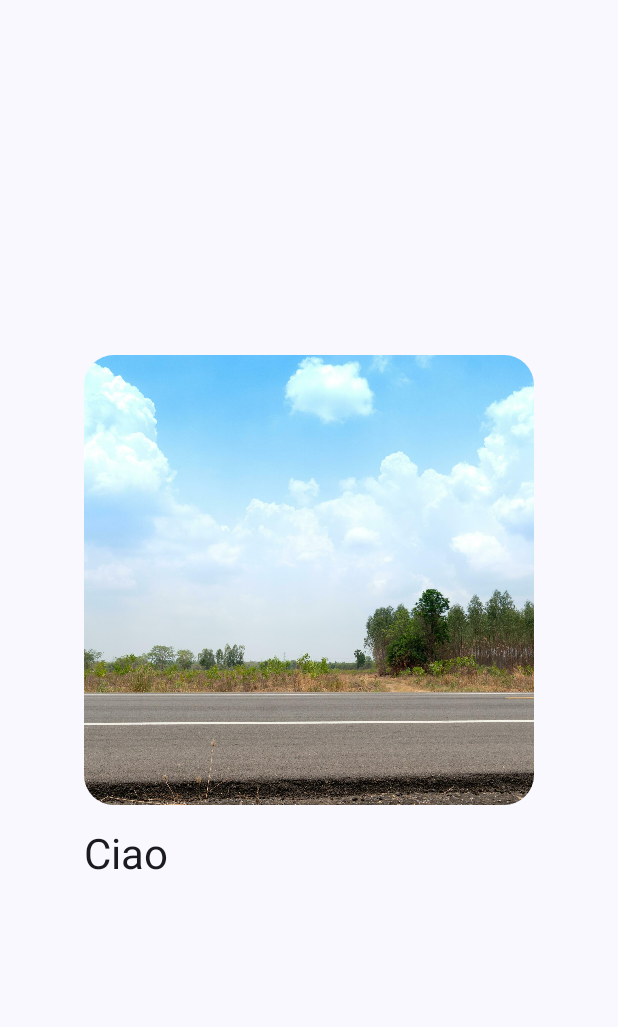
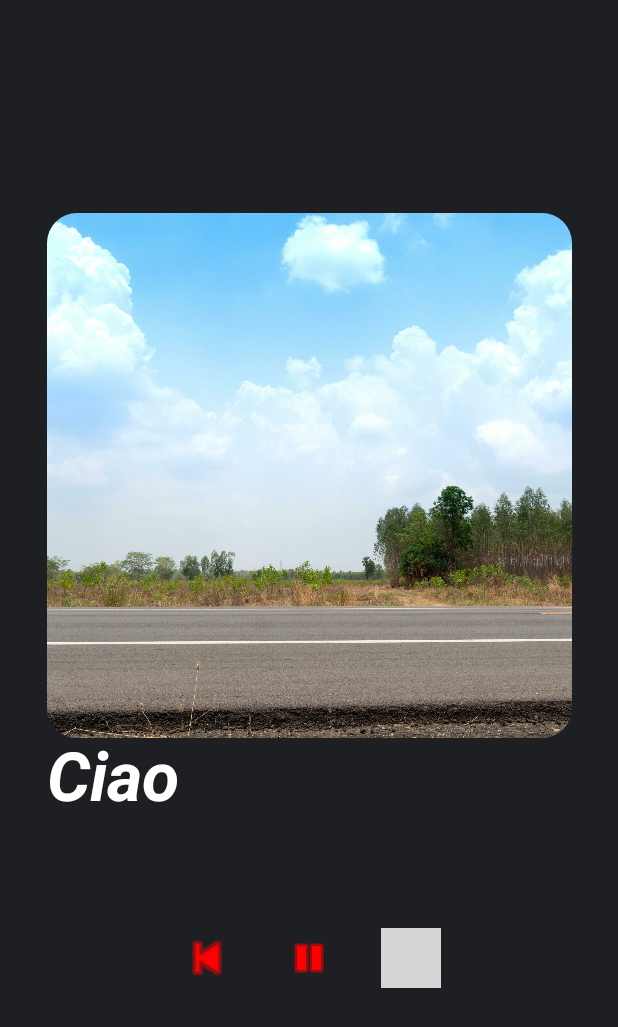
Before and after one commit to gigiar02/SpotifyDeiPoveri, an Android app built with Jetpack Compose: the @Preview function GreetingPreview2, on a phone screen of 412 x 824 dp. Shown: the top 1027 px of the screen. Run offline under Robolectric (Android 15) with nearby library versions, the phone set to English and light mode, and no system bars; 2 statements that could not run were skipped; grey boxes are pictures that could not be loaded.

Commit message:
Aggiunta schermata song activity per ascoltare una canzone in particolare

```diff
--- a/app/src/main/java/com/example/gift/SoundActivity.kt
+++ b/app/src/main/java/com/example/gift/SoundActivity.kt
@@ -1,17 +1,25 @@
 package com.example.gift
 
+import android.os.Build
 import android.os.Bundle
+import android.os.Parcel
+import android.os.Parcelable
 import androidx.activity.ComponentActivity
 import androidx.activity.compose.setContent
 import androidx.activity.enableEdgeToEdge
+import androidx.annotation.RequiresApi
 import androidx.compose.foundation.Image
 import androidx.compose.foundation.layout.Arrangement
 import androidx.compose.foundation.layout.Column
+import androidx.compose.foundation.layout.Row
 import androidx.compose.foundation.layout.fillMaxSize
 import androidx.compose.foundation.layout.fillMaxWidth
+import androidx.compose.foundation.layout.height
 import androidx.compose.foundation.layout.padding
 import androidx.compose.foundation.layout.size
 import androidx.compose.foundation.shape.RoundedCornerShape
+import androidx.compose.material3.Icon
+import androidx.compose.material3.IconButton
 import androidx.compose.material3.MaterialTheme
 import androidx.compose.material3.Scaffold
 import androidx.compose.material3.Text
@@ -19,33 +27,43 @@ import androidx.compose.runtime.Composable
 import androidx.compose.ui.Alignment
 import androidx.compose.ui.Modifier
 import androidx.compose.ui.draw.clip
+import androidx.compose.ui.graphics.Color
 import androidx.compose.ui.layout.ContentScale
 import androidx.compose.ui.res.painterResource
+import androidx.compose.ui.text.font.FontStyle
+import androidx.compose.ui.text.font.FontWeight
+import androidx.compose.ui.text.style.TextDecoration
 import androidx.compose.ui.tooling.preview.Preview
 import androidx.compose.ui.unit.dp
 import com.example.gift.homeutility.GlobalVariable
 import com.example.gift.homeutility.Song
 import com.example.gift.homeutility.getRaw
 import com.example.gift.ui.theme.GiftTheme
-import kotlinx.coroutines.flow.StateFlow
+import com.example.gift.homeutility.*
 
-class Sound(private val selectedSong: Song) : ComponentActivity() {
+class Sound() : ComponentActivity() {
+
+
+    @RequiresApi(Build.VERSION_CODES.TIRAMISU)
     override fun onCreate(savedInstanceState: Bundle?) {
         super.onCreate(savedInstanceState)
         enableEdgeToEdge()
         setContent {
             GiftTheme {
-
+                val selectedSong = intent.getParcelableExtra("song",Song::class.java)
                 ShowSong(selectedSong)
             }
         }
     }
+
+
 }
 
 @Composable
-fun ShowSong(selectedSong: Song)
+fun ShowSong(selectedSong: Song?)
 {
-    Scaffold(modifier = Modifier.fillMaxSize()) { innerPadding ->
+
+    Scaffold(modifier = Modifier.fillMaxSize(), containerColor = getColor(GlobalVariable.color.BACKGROUND_COLOR) ) { innerPadding ->
         Column(
             modifier = Modifier
                 .padding(innerPadding)
@@ -55,15 +73,24 @@ fun ShowSong(selectedSong: Song)
         )
         {
             Column(
-                verticalArrangement = Arrangement.spacedBy(15.dp),
+                modifier = Modifier
+                    .fillMaxWidth(),
+                verticalArrangement = Arrangement.spacedBy(50.dp),
+                horizontalAlignment = Alignment.CenterHorizontally
+            ) {
+
+                Column(
+                    verticalArrangement = Arrangement.Center,
                     horizontalAlignment = Alignment.CenterHorizontally,
 
                     ){
+                    if(selectedSong != null)
+                    {
                         Image(
                             painter = painterResource(id = selectedSong.image),
                             contentDescription = null,
                             modifier = Modifier
-                        .size(300.dp)
+                                .size(350.dp)
                                 .clip(RoundedCornerShape(20.dp)),
                             contentScale = ContentScale.Crop
                         )
@@ -71,10 +98,65 @@ fun ShowSong(selectedSong: Song)
                         Text(text = selectedSong.title,
                             modifier = Modifier
                                 .align(Alignment.Start),
-                    style = MaterialTheme.typography.headlineMedium
+                            style = MaterialTheme.typography.displayMedium,
+                            color = Color.White,
+                            fontWeight = FontWeight.Bold,
+                            fontStyle = FontStyle.Italic
+
                         )
 
+
                     }
+
+
+                }
+
+                //Riga per gestire la musica
+                Row(
+                    modifier = Modifier
+                        .padding(vertical = 20.dp, horizontal = 20.dp),
+                    horizontalArrangement = Arrangement.spacedBy(20.dp),
+                    verticalAlignment = Alignment.CenterVertically
+                )
+                {
+                    IconButton(onClick = { /* Azione quando il bottone play viene premuto */ }) {
+                        Icon(
+                            painter = painterResource(id = android.R.drawable.ic_media_previous),
+                            modifier = Modifier
+                                .size(100.dp),// Icona play di Android
+                            contentDescription = "Play",
+                            tint = Color.Red
+
+                        )
+
+
+                    }
+
+                    IconButton(onClick = { /* Azione quando il bottone play viene premuto */ }) {
+                        Icon(
+                            painter = painterResource(id = android.R.drawable.ic_media_pause), // Icona play di Android
+                            contentDescription = "Play",
+                            tint = Color.Red // Colore dell'icona
+                        )
+
+
+                    }
+
+                    IconButton(onClick = { /* Azione quando il bottone play viene premuto */ }) {
+                        Icon(
+                            painter = painterResource(id = android.R.drawable.ic_media_nextsc), // Icona play di Android
+                            contentDescription = "Play",
+                            tint = Color.Red // Colore dell'icona
+                        )
+
+
+                    }
+
+
+                }
+
+            }
+
 
 
 
--- a/app/src/main/java/com/example/gift/homeutility/HomeTop.kt
+++ b/app/src/main/java/com/example/gift/homeutility/HomeTop.kt
@@ -1,14 +1,24 @@
 package com.example.gift.homeutility
 
+import android.os.Parcel
+import android.os.Parcelable
 import androidx.compose.runtime.Composable
 import androidx.compose.runtime.mutableStateListOf
 import androidx.compose.runtime.remember
+import androidx.compose.ui.graphics.Color
 import com.example.gift.R
 
 //Variabili globali utilizzate nel progetto
 enum class GlobalVariable
 {
     HOME_IMAGE;
+
+    //Colori
+    enum class color
+    {
+        BACKGROUND_COLOR,
+    }
+
     enum class music
     {
         MUSIC_1,
@@ -43,18 +53,48 @@ fun getRaw(globalVariable: GlobalVariable.music) : Int
     }
 }
 
+
+fun getColor(globalVariable: GlobalVariable.color) : Color
+{
+    when(globalVariable)
+    {
+        GlobalVariable.color.BACKGROUND_COLOR -> return Color(30,31,34)
+        else -> return Color(30,31,34)
+    }
+}
+
 //Canzone
-class Song
-{
-    val title : String
-    val image : Int
-    val music : Int
+data class Song(
+    val title: String,
+    val image: Int,
+    val music: Int
+) : Parcelable {
 
-    constructor(title : String, image : Int, music : Int)
-    {
-        this.title = title
-        this.image = image
-        this.music = music
+    // Costruttore che legge dal Parcel
+    constructor(parcel: Parcel) : this(
+        parcel.readString() ?: "", // Legge una stringa
+        parcel.readInt(),          // Legge un intero (image)
+        parcel.readInt()           // Legge un intero (music)
+    )
+
+    override fun writeToParcel(parcel: Parcel, flags: Int) {
+        parcel.writeString(title) // Scrive la stringa nel Parcel
+        parcel.writeInt(image)    // Scrive l'intero (image)
+        parcel.writeInt(music)    // Scrive l'intero (music)
+    }
+
+    override fun describeContents(): Int {
+        return 0
+    }
+
+    companion object CREATOR : Parcelable.Creator<Song> {
+        override fun createFromParcel(parcel: Parcel): Song {
+            return Song(parcel) // Usa il costruttore personalizzato
+        }
+
+        override fun newArray(size: Int): Array<Song?> {
+            return arrayOfNulls(size)
+        }
     }
 }
 
```
Also changed, not shown: app/src/main/java/com/example/gift/MainActivity.kt (+5 -3 lines). Lines whose indentation alone changed are shown as unchanged.
